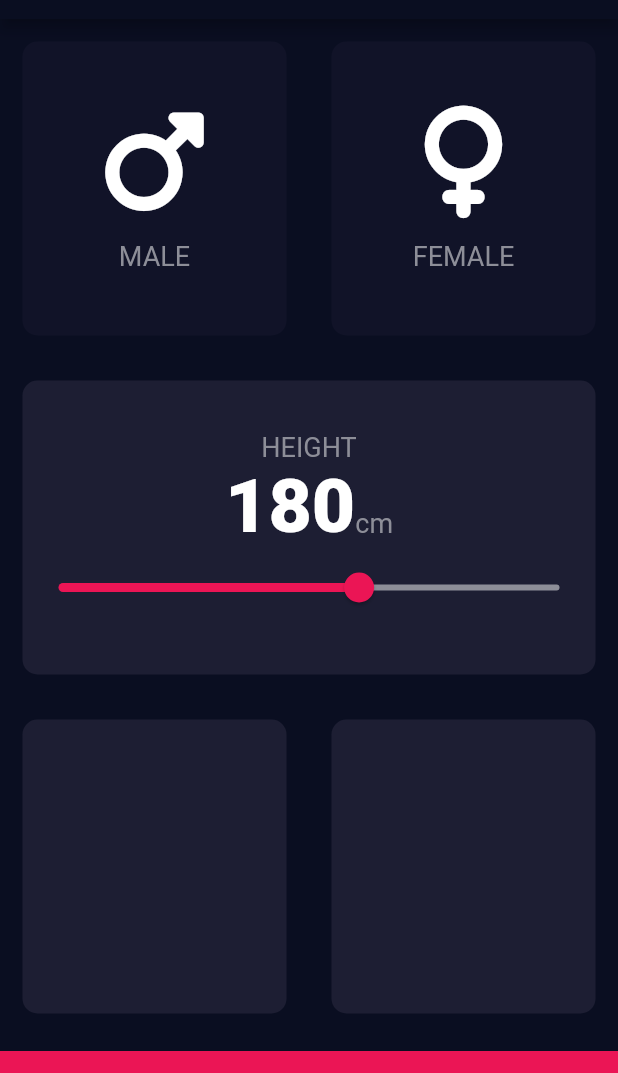
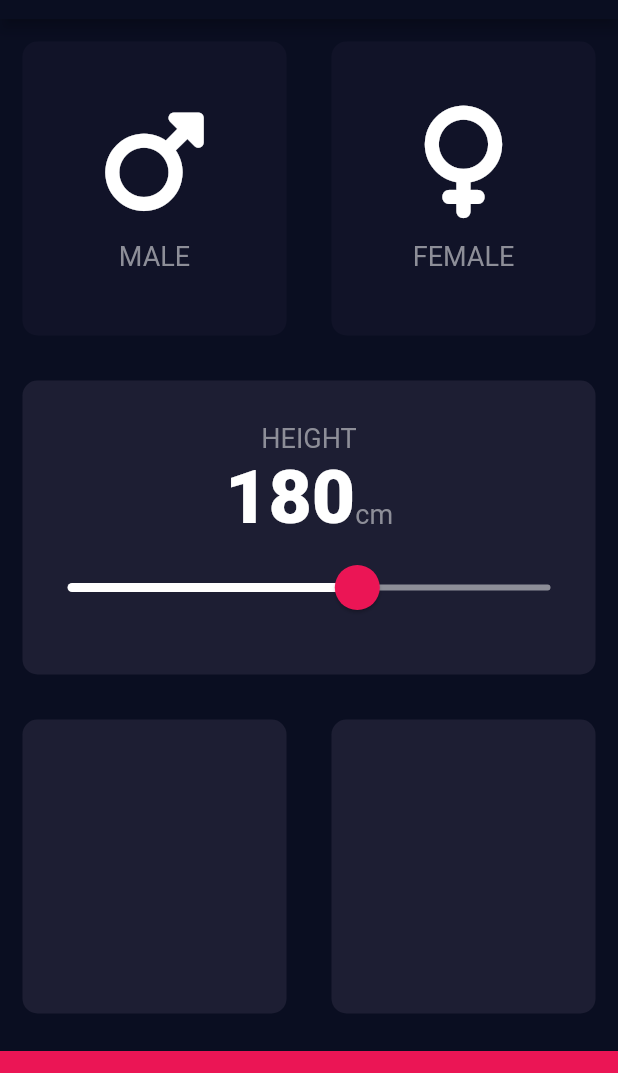
Before and after one commit to saubhagyap/BmiCalculator, a Flutter app: the screen it shows after launch, on a phone screen of 412 x 824 dp, the part 65-1138 px from its top. Run offline on Flutter 3.47's test engine with Material 2 defaults, Android fonts, the phone set to English and light mode, and no system bars; our stand-ins replace font_awesome_flutter.

Commit message:
updated Work

```diff
--- a/lib/input_page.dart
+++ b/lib/input_page.dart
@@ -88,17 +88,27 @@ class _InputPageState extends State<InputPage> {
                       )
                     ],
                   ),
-                  Slider(
+                  SliderTheme(
+                    data: SliderTheme.of(context).copyWith(
+                      inactiveTrackColor: Color(0xFFF8D8E98),
+                      activeTrackColor: Colors.white,
+                      thumbColor: Color(0xFFEB1555),
+                      overlayColor: Color(0x29EB1555),
+                      thumbShape:
+                          RoundSliderThumbShape(enabledThumbRadius: 15.0),
+                      overlayShape:
+                          RoundSliderOverlayShape(overlayRadius: 30.0),
+                    ),
+                    child: Slider(
                       value: height.toDouble(),
                       min: 120.0,
                       max: 220.0,
-                    activeColor: Color(0xFFEB1555),
-                    inactiveColor: Color(0xFFF8D8E98),
                       onChanged: (double newValue) {
                         setState(() {
                           height = newValue.round();
                         });
                       },
+                    ),
                   ),
                 ],
               ),
```
Lines whose indentation alone changed are shown as unchanged.
